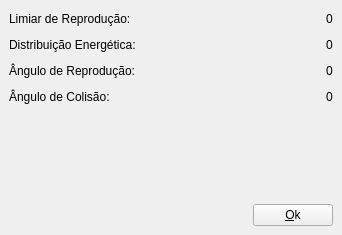
First picture: the form in gui/forms/info.ui, repository rodrigosetti/simvida, before the edit.
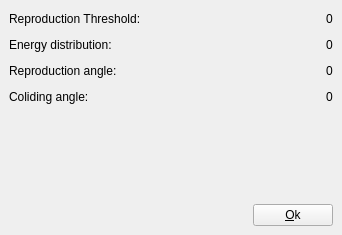
Second picture: the form after the edit. Icons and pictures are not drawn.

The edit to the form file:
```diff
--- a/gui/forms/info.ui
+++ b/gui/forms/info.ui
@@ -10,9 +10,7 @@
    </rect>
   </property>
   <property name="sizePolicy" >
-   <sizepolicy>
-    <hsizetype>5</hsizetype>
-    <vsizetype>0</vsizetype>
+   <sizepolicy vsizetype="Fixed" hsizetype="Preferred" >
     <horstretch>0</horstretch>
     <verstretch>0</verstretch>
    </sizepolicy>
@@ -41,7 +39,7 @@
      <item>
       <widget class="QLabel" name="labelReproducao_2" >
        <property name="text" >
-        <string>Limiar de Reprodução:</string>
+        <string>Reproduction Threshold:</string>
        </property>
       </widget>
      </item>
@@ -78,7 +76,7 @@
      <item>
       <widget class="QLabel" name="labelDistribuicao_2" >
        <property name="text" >
-        <string>Distribuição Energética:</string>
+        <string>Energy distribution:</string>
        </property>
       </widget>
      </item>
@@ -115,7 +113,7 @@
      <item>
       <widget class="QLabel" name="labelAnguloReproducao_2" >
        <property name="text" >
-        <string>Ângulo de Reprodução:</string>
+        <string>Reproduction angle:</string>
        </property>
       </widget>
      </item>
@@ -152,7 +150,7 @@
      <item>
       <widget class="QLabel" name="labelAnguloColisao_2" >
        <property name="text" >
-        <string>Ângulo de Colisão:</string>
+        <string>Coliding angle:</string>
        </property>
       </widget>
      </item>
```
Left out of the diff: 55 changed lines with no effect on the pictures.
